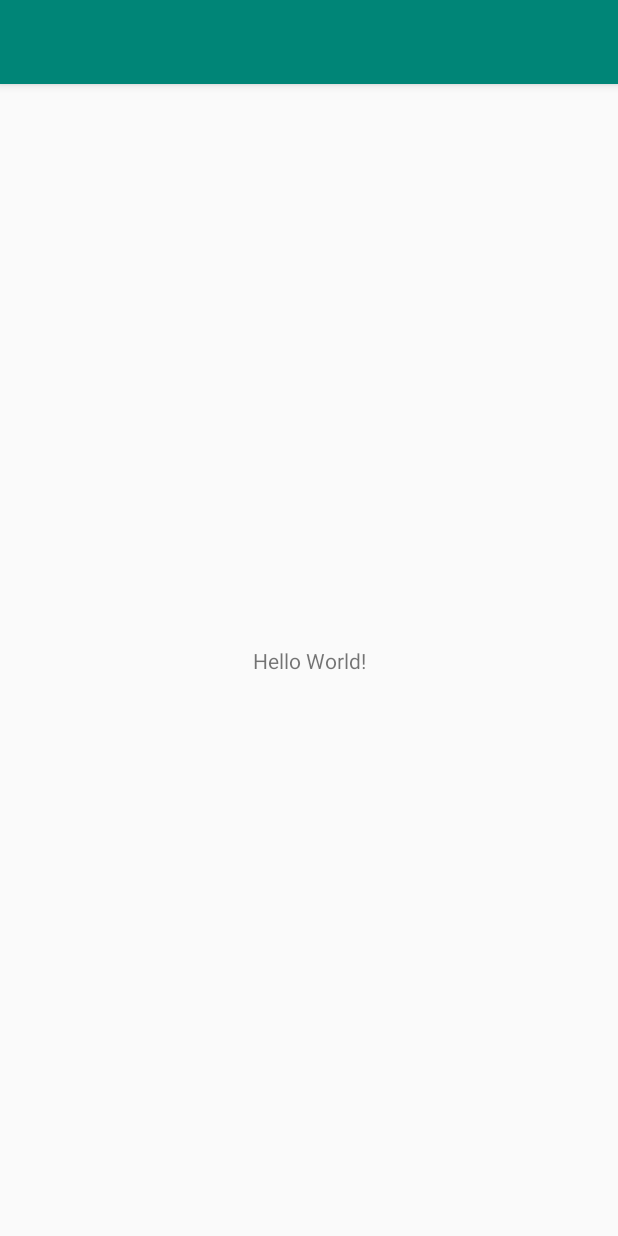
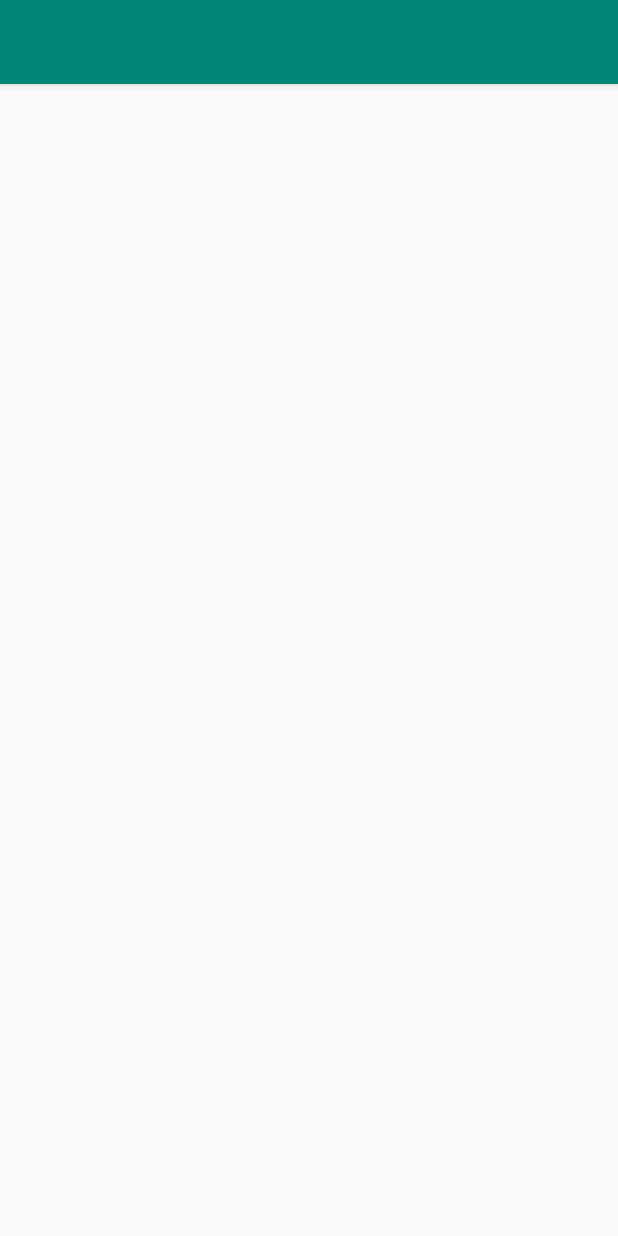
Before and after one commit to minut1bc/Groupify, an Android app: the screen it shows after launch (MainActivity), on a phone screen of 412 x 824 dp. Run offline under Robolectric (Android 15) with nearby library versions, the phone set to English and light mode, and no system bars; our stand-ins replace Firebase (no records; nobody signed in at launch, a user with empty details on screens opened directly); libraries missing offline, so code that uses them is left out: com.firebase.ui, es.dmoral.toasty; 1 statement that could not run was skipped.

Commit message:
Moved MainActivity in a package;

```diff
--- a/app/build.gradle
+++ b/app/build.gradle
@@ -30,6 +30,8 @@ dependencies {
     implementation 'com.firebaseui:firebase-ui-firestore:4.3.1'
     implementation 'com.firebaseui:firebase-ui-auth:4.3.1'
     implementation 'com.github.GrenderG:Toasty:1.4.0'
+    implementation 'com.android.support:design:28.0.0'
+    implementation 'com.android.support:recyclerview-v7:28.0.0'
 }
 
 apply plugin: 'com.google.gms.google-services'
--- a/app/src/main/AndroidManifest.xml
+++ b/app/src/main/AndroidManifest.xml
@@ -9,7 +9,7 @@
         android:roundIcon="@mipmap/ic_launcher_round"
         android:supportsRtl="true"
         android:theme="@style/AppTheme">
-        <activity android:name=".MainActivity">
+        <activity android:name=".activities.MainActivity">
             <intent-filter>
                 <action android:name="android.intent.action.MAIN" />
 
--- a/app/src/main/res/layout/activity_main.xml
+++ b/app/src/main/res/layout/activity_main.xml
@@ -4,15 +4,4 @@
     xmlns:tools="http://schemas.android.com/tools"
     android:layout_width="match_parent"
     android:layout_height="match_parent"
-    tools:context=".MainActivity">
-
-    <TextView
-        android:layout_width="wrap_content"
-        android:layout_height="wrap_content"
-        android:text="Hello World!"
-        app:layout_constraintBottom_toBottomOf="parent"
-        app:layout_constraintLeft_toLeftOf="parent"
-        app:layout_constraintRight_toRightOf="parent"
-        app:layout_constraintTop_toTopOf="parent" />
-
-</android.support.constraint.ConstraintLayout>
+    tools:context=".activities.MainActivity"/>
```
Also changed, not shown: app/src/main/java/com/app/accgt/groupify/activities/MainActivity.java (renamed from app/src/main/java/com/app/accgt/groupify/MainActivity.java, +2 -10 lines).
